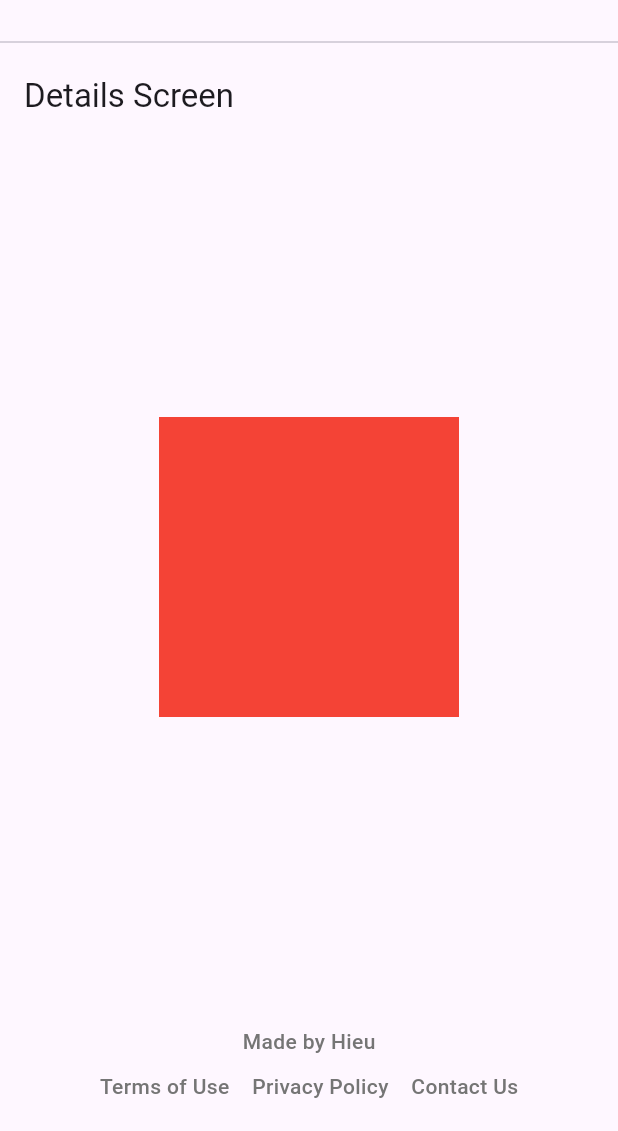
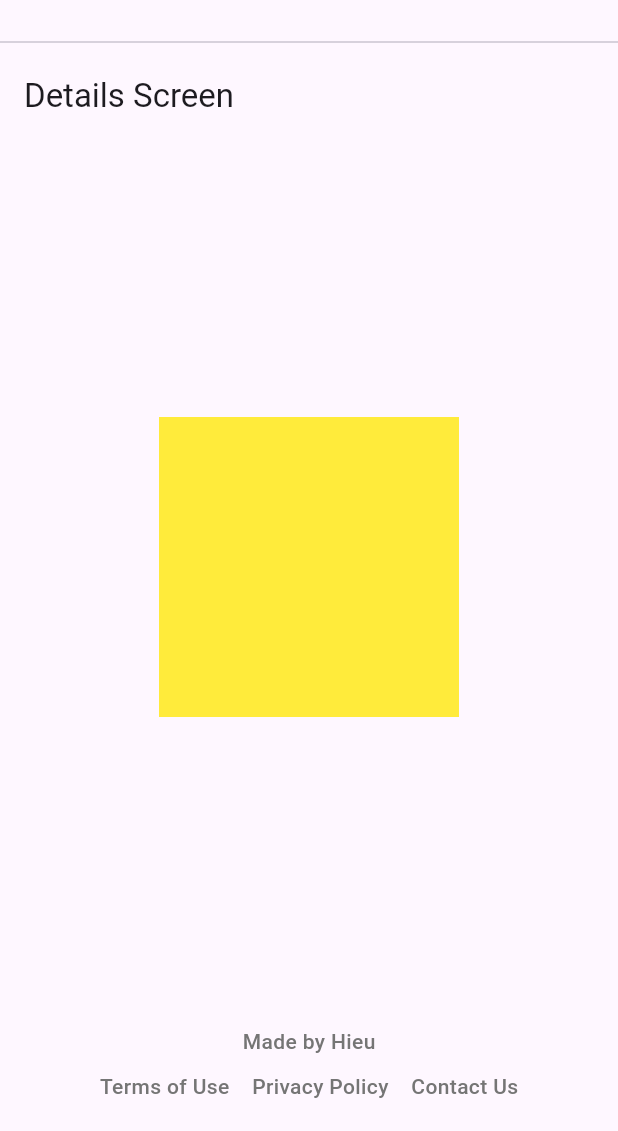
Before and after one commit to hieu987020/isekai-habit, a Flutter app: the ProfileScreen screen opened by its route, on a phone screen of 412 x 824 dp, the part 105-1236 px from its top. Run offline on Flutter 3.47's test engine with Material 3 defaults, Android fonts, the phone set to English and light mode, and no system bars; our stand-ins replace dio, get_it, go_router, logger; accounts and stored records are empty; network calls fail.

```diff
--- a/lib/presentation/screens/profile_screen.dart
+++ b/lib/presentation/screens/profile_screen.dart
@@ -9,7 +9,7 @@ class ProfileScreen extends StatelessWidget {
     return Scaffold(
       appBar: AppBar(title: const Text('Details Screen')),
       body: Center(
-        child: Container(width: 200, height: 200, color: Colors.red),
+        child: Container(width: 200, height: 200, color: Colors.yellow),
       ),
     );
   }
```
